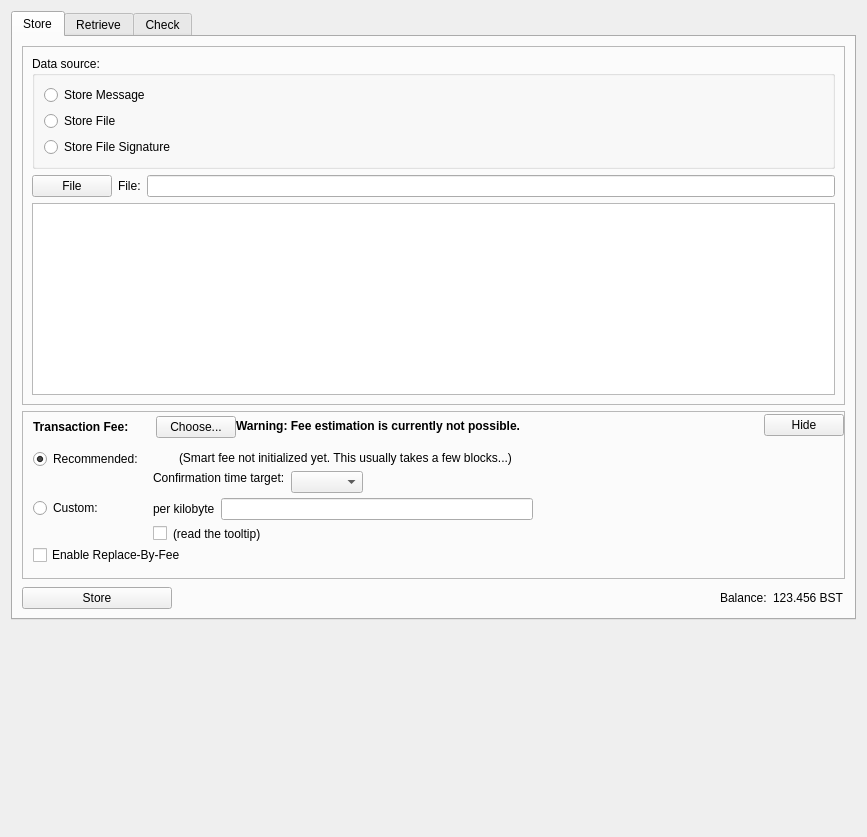
The window that src/qt/forms/datapage.ui (opodgorska/bst) describes before a commit, drawn with Qt 5.
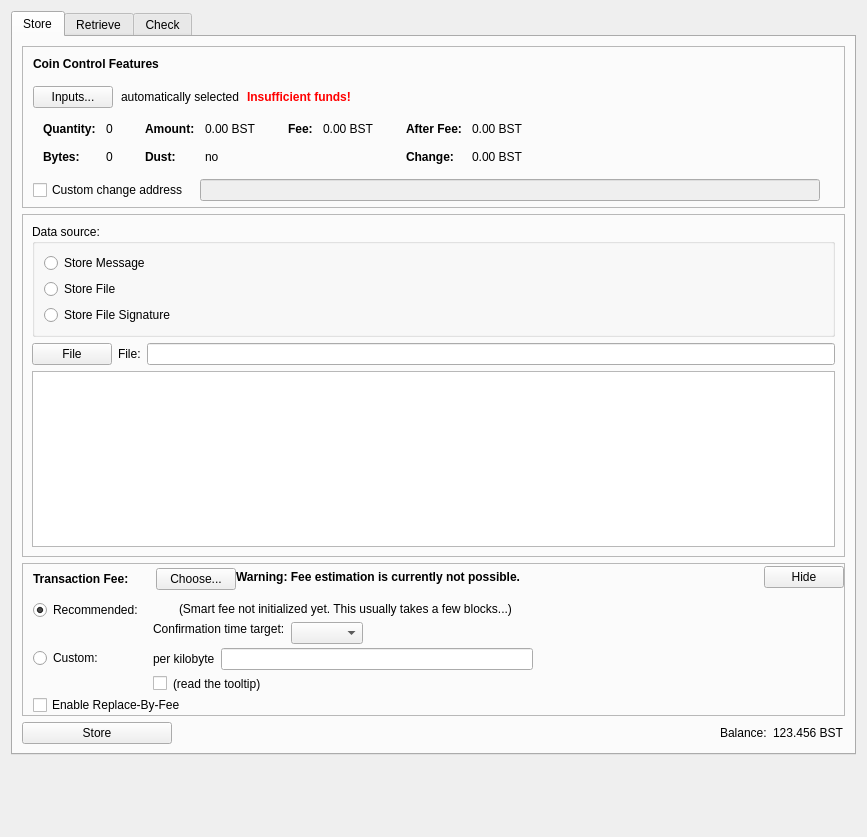
The same window after the commit. Icons and pictures are not drawn. Custom widgets are drawn as their Qt base class.

Commit message: initial commit of coin control

The edit to the form file:
```diff
--- a/src/qt/forms/datapage.ui
+++ b/src/qt/forms/datapage.ui
@@ -24,6 +24,566 @@
        <string>Store</string>
       </attribute>
       <layout class="QVBoxLayout" name="verticalLayout_10">
+       <item>
+        <widget class="QFrame" name="frameCoinControl">
+         <property name="sizePolicy">
+          <sizepolicy hsizetype="Expanding" vsizetype="Expanding">
+           <horstretch>0</horstretch>
+           <verstretch>0</verstretch>
+          </sizepolicy>
+         </property>
+         <property name="maximumSize">
+          <size>
+           <width>16777215</width>
+           <height>16777215</height>
+          </size>
+         </property>
+         <property name="frameShape">
+          <enum>QFrame::StyledPanel</enum>
+         </property>
+         <property name="frameShadow">
+          <enum>QFrame::Sunken</enum>
+         </property>
+         <layout class="QVBoxLayout" name="verticalLayoutCoinControl2">
+          <property name="spacing">
+           <number>0</number>
+          </property>
+          <property name="leftMargin">
+           <number>0</number>
+          </property>
+          <property name="topMargin">
+           <number>0</number>
+          </property>
+          <property name="rightMargin">
+           <number>0</number>
+          </property>
+          <property name="bottomMargin">
+           <number>6</number>
+          </property>
+          <item>
+           <layout class="QVBoxLayout" name="verticalLayoutCoinControl" stretch="0,0,0,0,1">
+            <property name="spacing">
+             <number>0</number>
+            </property>
+            <property name="leftMargin">
+             <number>10</number>
+            </property>
+            <property name="topMargin">
+             <number>10</number>
+            </property>
+            <item>
+             <layout class="QHBoxLayout" name="horizontalLayoutCoinControl1">
+              <property name="bottomMargin">
+               <number>15</number>
+              </property>
+              <item>
+               <widget class="QLabel" name="labelCoinControlFeatures">
+                <property name="sizePolicy">
+                 <sizepolicy hsizetype="Preferred" vsizetype="Maximum">
+                  <horstretch>0</horstretch>
+                  <verstretch>0</verstretch>
+                 </sizepolicy>
+                </property>
+                <property name="font">
+                 <font>
+                  <weight>75</weight>
+                  <bold>true</bold>
+                 </font>
+                </property>
+                <property name="styleSheet">
+                 <string notr="true">font-weight:bold;</string>
+                </property>
+                <property name="text">
+                 <string>Coin Control Features</string>
+                </property>
+               </widget>
+              </item>
+             </layout>
+            </item>
+            <item>
+             <layout class="QHBoxLayout" name="horizontalLayoutCoinControl2" stretch="0,0,0,0">
+              <property name="spacing">
+               <number>8</number>
+              </property>
+              <property name="bottomMargin">
+               <number>10</number>
+              </property>
+              <item>
+               <widget class="QPushButton" name="pushButtonCoinControl">
+                <property name="styleSheet">
+                 <string notr="true"/>
+                </property>
+                <property name="text">
+                 <string>Inputs...</string>
+                </property>
+                <property name="autoDefault">
+                 <bool>false</bool>
+                </property>
+               </widget>
+              </item>
+              <item>
+               <widget class="QLabel" name="labelCoinControlAutomaticallySelected">
+                <property name="text">
+                 <string>automatically selected</string>
+                </property>
+                <property name="margin">
+                 <number>5</number>
+                </property>
+               </widget>
+              </item>
+              <item>
+               <widget class="QLabel" name="labelCoinControlInsuffFunds">
+                <property name="font">
+                 <font>
+                  <weight>75</weight>
+                  <bold>true</bold>
+                 </font>
+                </property>
+                <property name="styleSheet">
+                 <string notr="true">color:red;font-weight:bold;</string>
+                </property>
+                <property name="text">
+                 <string>Insufficient funds!</string>
+                </property>
+                <property name="margin">
+                 <number>5</number>
+                </property>
+               </widget>
+              </item>
+              <item>
+               <spacer name="horizontalSpacerCoinControl">
+                <property name="orientation">
+                 <enum>Qt::Horizontal</enum>
+                </property>
+                <property name="sizeHint" stdset="0">
+                 <size>
+                  <width>40</width>
+                  <height>1</height>
+                 </size>
+                </property>
+               </spacer>
+              </item>
+             </layout>
+            </item>
+            <item>
+             <widget class="QWidget" name="widgetCoinControl" native="true">
+              <property name="sizePolicy">
+               <sizepolicy hsizetype="Preferred" vsizetype="Preferred">
+                <horstretch>0</horstretch>
+                <verstretch>0</verstretch>
+               </sizepolicy>
+              </property>
+              <property name="minimumSize">
+               <size>
+                <width>0</width>
+                <height>0</height>
+               </size>
+              </property>
+              <property name="styleSheet">
+               <string notr="true"/>
+              </property>
+              <layout class="QHBoxLayout" name="horizontalLayoutCoinControl5">
+               <property name="leftMargin">
+                <number>0</number>
+               </property>
+               <property name="topMargin">
+                <number>0</number>
+               </property>
+               <property name="rightMargin">
+                <number>0</number>
+               </property>
+               <property name="bottomMargin">
+                <number>0</number>
+               </property>
+               <item>
+                <layout class="QHBoxLayout" name="horizontalLayoutCoinControl3" stretch="0,0,0,1">
+                 <property name="spacing">
+                  <number>20</number>
+                 </property>
+                 <property name="topMargin">
+                  <number>0</number>
+                 </property>
+                 <property name="bottomMargin">
+                  <number>10</number>
+                 </property>
+                 <item>
+                  <layout class="QFormLayout" name="formLayoutCoinControl1">
+                   <property name="horizontalSpacing">
+                    <number>10</number>
+                   </property>
+                   <property name="verticalSpacing">
+                    <number>14</number>
+                   </property>
+                   <property name="leftMargin">
+                    <number>10</number>
+                   </property>
+                   <property name="topMargin">
+                    <number>4</number>
+                   </property>
+                   <property name="rightMargin">
+                    <number>6</number>
+                   </property>
+                   <item row="0" column="0">
+                    <widget class="QLabel" name="labelCoinControlQuantityText">
+                     <property name="font">
+                      <font>
+                       <weight>75</weight>
+                       <bold>true</bold>
+                      </font>
+                     </property>
+                     <property name="text">
+                      <string>Quantity:</string>
+                     </property>
+                     <property name="margin">
+                      <number>0</number>
+                     </property>
+                    </widget>
+                   </item>
+                   <item row="0" column="1">
+                    <widget class="QLabel" name="labelCoinControlQuantity">
+                     <property name="cursor">
+                      <cursorShape>IBeamCursor</cursorShape>
+                     </property>
+                     <property name="contextMenuPolicy">
+                      <enum>Qt::ActionsContextMenu</enum>
+                     </property>
+                     <property name="text">
+                      <string notr="true">0</string>
+                     </property>
+                     <property name="margin">
+                      <number>0</number>
+                     </property>
+                     <property name="textInteractionFlags">
+                      <set>Qt::LinksAccessibleByMouse|Qt::TextSelectableByKeyboard|Qt::TextSelectableByMouse</set>
+                     </property>
+                    </widget>
+                   </item>
+                   <item row="1" column="0">
+                    <widget class="QLabel" name="labelCoinControlBytesText">
+                     <property name="font">
+                      <font>
+                       <weight>75</weight>
+                       <bold>true</bold>
+                      </font>
+                     </property>
+                     <property name="text">
+                      <string>Bytes:</string>
+                     </property>
+                    </widget>
+                   </item>
+                   <item row="1" column="1">
+                    <widget class="QLabel" name="labelCoinControlBytes">
+                     <property name="cursor">
+                      <cursorShape>IBeamCursor</cursorShape>
+                     </property>
+                     <property name="contextMenuPolicy">
+                      <enum>Qt::ActionsContextMenu</enum>
+                     </property>
+                     <property name="text">
+                      <string notr="true">0</string>
+                     </property>
+                     <property name="textInteractionFlags">
+                      <set>Qt::LinksAccessibleByMouse|Qt::TextSelectableByKeyboard|Qt::TextSelectableByMouse</set>
+                     </property>
+                    </widget>
+                   </item>
+                  </layout>
+                 </item>
+                 <item>
+                  <layout class="QFormLayout" name="formLayoutCoinControl2">
+                   <property name="horizontalSpacing">
+                    <number>10</number>
+                   </property>
+                   <property name="verticalSpacing">
+                    <number>14</number>
+                   </property>
+                   <property name="leftMargin">
+                    <number>6</number>
+                   </property>
+                   <property name="topMargin">
+                    <number>4</number>
+                   </property>
+                   <property name="rightMargin">
+                    <number>6</number>
+                   </property>
+                   <item row="0" column="0">
+                    <widget class="QLabel" name="labelCoinControlAmountText">
+                     <property name="font">
+                      <font>
+                       <weight>75</weight>
+                       <bold>true</bold>
+                      </font>
+                     </property>
+                     <property name="text">
+                      <string>Amount:</string>
+                     </property>
+                     <property name="margin">
+                      <number>0</number>
+                     </property>
+                    </widget>
+                   </item>
+                   <item row="0" column="1">
+                    <widget class="QLabel" name="labelCoinControlAmount">
+                     <property name="cursor">
+                      <cursorShape>IBeamCursor</cursorShape>
+                     </property>
+                     <property name="contextMenuPolicy">
+                      <enum>Qt::ActionsContextMenu</enum>
+                     </property>
+                     <property name="text">
+                      <string notr="true">0.00 BST</string>
+                     </property>
+                     <property name="textInteractionFlags">
+                      <set>Qt::LinksAccessibleByMouse|Qt::TextSelectableByKeyboard|Qt::TextSelectableByMouse</set>
+                     </property>
+                    </widget>
+                   </item>
+                   <item row="1" column="0">
+                    <widget class="QLabel" name="labelCoinControlLowOutputText">
+                     <property name="font">
+                      <font>
+                       <weight>75</weight>
+                       <bold>true</bold>
+                      </font>
+                     </property>
+                     <property name="text">
+                      <string>Dust:</string>
+                     </property>
+                    </widget>
+                   </item>
+                   <item row="1" column="1">
+                    <widget class="QLabel" name="labelCoinControlLowOutput">
+                     <property name="cursor">
+                      <cursorShape>IBeamCursor</cursorShape>
+                     </property>
+                     <property name="contextMenuPolicy">
+                      <enum>Qt::ActionsContextMenu</enum>
+                     </property>
+                     <property name="text">
+                      <string notr="true">no</string>
+                     </property>
+                     <property name="textInteractionFlags">
+                      <set>Qt::LinksAccessibleByMouse|Qt::TextSelectableByKeyboard|Qt::TextSelectableByMouse</set>
+                     </property>
+                    </widget>
+                   </item>
+                  </layout>
+                 </item>
+                 <item>
+                  <layout class="QFormLayout" name="formLayoutCoinControl3">
+                   <property name="horizontalSpacing">
+                    <number>10</number>
+                   </property>
+                   <property name="verticalSpacing">
+                    <number>14</number>
+                   </property>
+                   <property name="leftMargin">
+                    <number>6</number>
+                   </property>
+                   <property name="topMargin">
+                    <number>4</number>
+                   </property>
+                   <property name="rightMargin">
+                    <number>6</number>
+                   </property>
+                   <item row="0" column="0">
+                    <widget class="QLabel" name="labelCoinControlFeeText">
+                     <property name="font">
+                      <font>
+                       <weight>75</weight>
+                       <bold>true</bold>
+                      </font>
+                     </property>
+                     <property name="text">
+                      <string>Fee:</string>
+                     </property>
+                     <property name="margin">
+                      <number>0</number>
+                     </property>
+                    </widget>
+                   </item>
+                   <item row="0" column="1">
+                    <widget class="QLabel" name="labelCoinControlFee">
+                     <property name="cursor">
+                      <cursorShape>IBeamCursor</cursorShape>
+                     </property>
+                     <property name="contextMenuPolicy">
+                      <enum>Qt::ActionsContextMenu</enum>
+                     </property>
+                     <property name="text">
+                      <string notr="true">0.00 BST</string>
+                     </property>
+                     <property name="textInteractionFlags">
+                      <set>Qt::LinksAccessibleByMouse|Qt::TextSelectableByKeyboard|Qt::TextSelectableByMouse</set>
+                     </property>
+                    </widget>
+                   </item>
+                  </layout>
+                 </item>
+                 <item>
+                  <layout class="QFormLayout" name="formLayoutCoinControl4">
+                   <property name="horizontalSpacing">
+                    <number>10</number>
+                   </property>
+                   <property name="verticalSpacing">
+                    <number>14</number>
+                   </property>
+                   <property name="leftMargin">
+                    <number>6</number>
+                   </property>
+                   <property name="topMargin">
+                    <number>4</number>
+                   </property>
+                   <property name="rightMargin">
+                    <number>6</number>
+                   </property>
+                   <item row="0" column="0">
+                    <widget class="QLabel" name="labelCoinControlAfterFeeText">
+                     <property name="font">
+                      <font>
+                       <weight>75</weight>
+                       <bold>true</bold>
+                      </font>
+                     </property>
+                     <property name="text">
+                      <string>After Fee:</string>
+                     </property>
+                     <property name="margin">
+                      <number>0</number>
+                     </property>
+                    </widget>
+                   </item>
+                   <item row="0" column="1">
+                    <widget class="QLabel" name="labelCoinControlAfterFee">
+                     <property name="cursor">
+                      <cursorShape>IBeamCursor</cursorShape>
+                     </property>
+                     <property name="contextMenuPolicy">
+                      <enum>Qt::ActionsContextMenu</enum>
+                     </property>
+                     <property name="text">
+                      <string notr="true">0.00 BST</string>
+                     </property>
+                     <property name="textInteractionFlags">
+                      <set>Qt::LinksAccessibleByMouse|Qt::TextSelectableByKeyboard|Qt::TextSelectableByMouse</set>
+                     </property>
+                    </widget>
+                   </item>
+                   <item row="1" column="0">
+                    <widget class="QLabel" name="labelCoinControlChangeText">
+                     <property name="font">
+                      <font>
+                       <weight>75</weight>
+                       <bold>true</bold>
+                      </font>
+                     </property>
+                     <property name="text">
+                      <string>Change:</string>
+                     </property>
+                    </widget>
+                   </item>
+                   <item row="1" column="1">
+                    <widget class="QLabel" name="labelCoinControlChange">
+                     <property name="cursor">
+                      <cursorShape>IBeamCursor</cursorShape>
+                     </property>
+                     <property name="contextMenuPolicy">
+                      <enum>Qt::ActionsContextMenu</enum>
+                     </property>
+                     <property name="text">
+                      <string notr="true">0.00 BST</string>
+                     </property>
+                     <property name="textInteractionFlags">
+                      <set>Qt::LinksAccessibleByMouse|Qt::TextSelectableByKeyboard|Qt::TextSelectableByMouse</set>
+                     </property>
+                    </widget>
+                   </item>
+                  </layout>
+                 </item>
+                </layout>
+               </item>
+              </layout>
+             </widget>
+            </item>
+            <item>
+             <layout class="QHBoxLayout" name="horizontalLayoutCoinControl4" stretch="0,0,0">
+              <property name="spacing">
+               <number>12</number>
+              </property>
+              <property name="sizeConstraint">
+               <enum>QLayout::SetDefaultConstraint</enum>
+              </property>
+              <property name="topMargin">
+               <number>5</number>
+              </property>
+              <property name="rightMargin">
+               <number>5</number>
+              </property>
+              <item>
+               <widget class="QCheckBox" name="checkBoxCoinControlChange">
+                <property name="toolTip">
+                 <string>If this is activated, but the change address is empty or invalid, change will be sent to a newly generated address.</string>
+                </property>
+                <property name="text">
+                 <string>Custom change address</string>
+                </property>
+               </widget>
+              </item>
+              <item>
+               <widget class="QValidatedLineEdit" name="lineEditCoinControlChange">
+                <property name="enabled">
+                 <bool>false</bool>
+                </property>
+                <property name="sizePolicy">
+                 <sizepolicy hsizetype="Expanding" vsizetype="Fixed">
+                  <horstretch>0</horstretch>
+                  <verstretch>0</verstretch>
+                 </sizepolicy>
+                </property>
+               </widget>
+              </item>
+              <item>
+               <widget class="QLabel" name="labelCoinControlChangeLabel">
+                <property name="sizePolicy">
+                 <sizepolicy hsizetype="Preferred" vsizetype="Expanding">
+                  <horstretch>0</horstretch>
+                  <verstretch>0</verstretch>
+                 </sizepolicy>
+                </property>
+                <property name="minimumSize">
+                 <size>
+                  <width>0</width>
+                  <height>0</height>
+                 </size>
+                </property>
+                <property name="text">
+                 <string/>
+                </property>
+                <property name="margin">
+                 <number>3</number>
+                </property>
+               </widget>
+              </item>
+             </layout>
+            </item>
+            <item>
+             <spacer name="verticalSpacerCoinControl">
+              <property name="orientation">
+               <enum>Qt::Vertical</enum>
+              </property>
+              <property name="sizeHint" stdset="0">
+               <size>
+                <width>800</width>
+                <height>1</height>
+               </size>
+              </property>
+             </spacer>
+            </item>
+           </layout>
+          </item>
+         </layout>
+        </widget>
+       </item>
        <item>
         <layout class="QVBoxLayout" name="verticalLayout_6">
          <item>
@@ -1094,6 +1654,11 @@
   </layout>
  </widget>
  <customwidgets>
+  <customwidget>
+   <class>QValidatedLineEdit</class>
+   <extends>QLineEdit</extends>
+   <header>qt/qvalidatedlineedit.h</header>
+  </customwidget>
   <customwidget>
    <class>BitcoinAmountField</class>
    <extends>QLineEdit</extends>
```
The commit also changes 5 other files.
